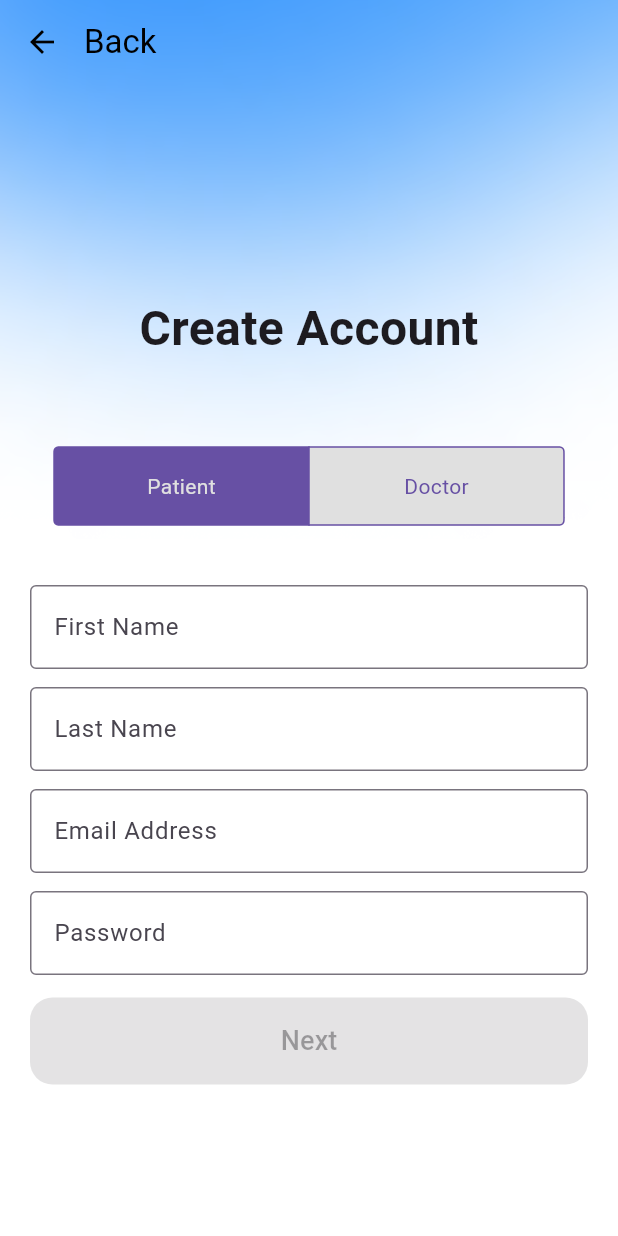
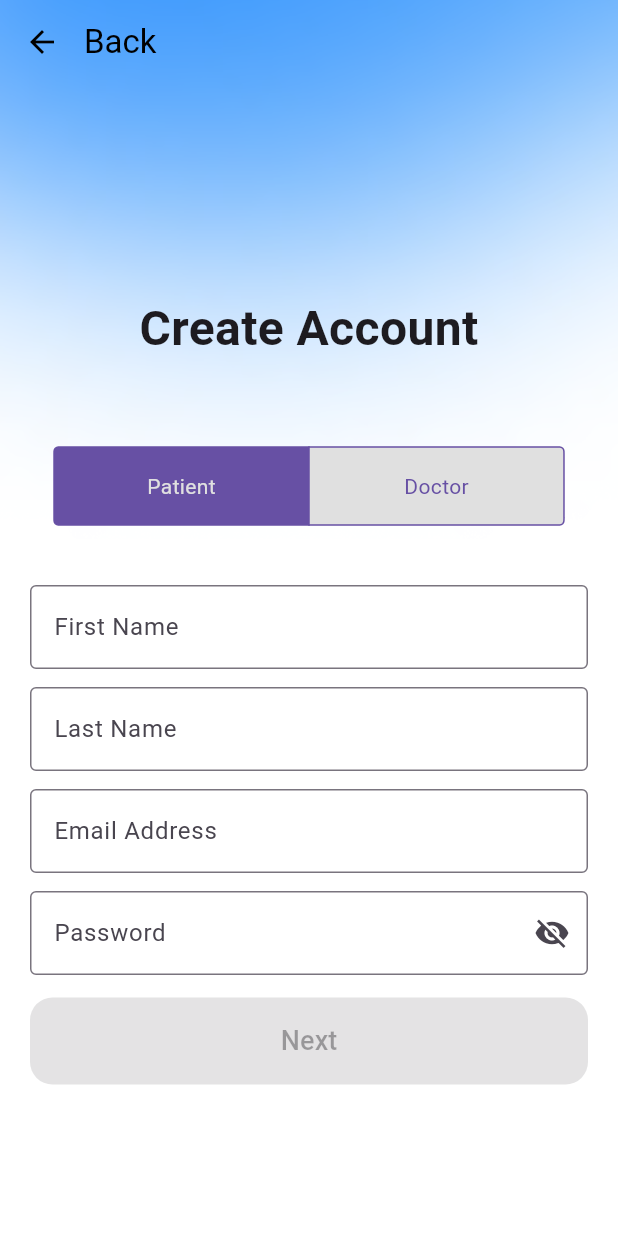
Before and after one commit to Thomas-Chambers/senior_design, a Flutter app: the CreateAccountView screen opened by its route, on a phone screen of 412 x 824 dp. Run offline on Flutter 3.47's test engine with Material 3 defaults, Android fonts, the phone set to English and light mode, and no system bars; our stand-ins replace charts_flutter, cloud_firestore, firebase_auth, firebase_core, flutter_hooks, table_calendar; accounts and stored records are empty.

Commit message:
added show password to create account.

```diff
--- a/lib/views/screens/createaccount_view.dart
+++ b/lib/views/screens/createaccount_view.dart
@@ -20,6 +20,7 @@ class CreateAccountView extends HookWidget {
     final passwordController = useTextEditingController();
     final isPatientState = useState(true);
     final disableButton = useState(true);
+    final passwordVisible = useState(false);
 
     useEffect(() {
       void checkFields() {
@@ -49,14 +50,14 @@ class CreateAccountView extends HookWidget {
       extendBodyBehindAppBar: true, // Make body extend behind AppBar
       appBar: AppBar(
         leading: IconButton(
-          icon: Icon(Icons.arrow_back),
+          icon: const Icon(Icons.arrow_back),
           onPressed: () {
             userViewModel.clearUser();
             Navigator.of(context).pop();
             authViewModel.setErrorMessage("", true);
         }, // This line will handle the back navigation
         ),
-        title: Text('Back'), // Optionally, you can also add a title here
+        title: const Text('Back'), // Optionally, you can also add a title here
         // align the title to the right of the icon
         centerTitle: false,
         titleSpacing: 0,
@@ -92,13 +93,13 @@ class CreateAccountView extends HookWidget {
                   Padding(
                     padding: const EdgeInsets.symmetric(vertical: 16.0),
                     child: CupertinoSegmentedControl<bool>(
-                      children: {
+                      children: const {
                         true: Padding(
-                          padding: const EdgeInsets.symmetric(vertical: 16.0),
+                          padding: EdgeInsets.symmetric(vertical: 16.0),
                           child: Text('Patient'),
                         ),
                         false: Padding(
-                          padding: const EdgeInsets.symmetric(vertical: 16.0),
+                          padding: EdgeInsets.symmetric(vertical: 16.0),
                           child: Text('Doctor'),
                         ),
                       },
@@ -141,11 +142,21 @@ class CreateAccountView extends HookWidget {
                   const SizedBox(height: 12.0),
                   TextField(
                     controller: passwordController,
-                    decoration: const InputDecoration(
+                    decoration: InputDecoration(
                       labelText: 'Password',
-                      border: OutlineInputBorder(),
+                      border: const OutlineInputBorder(),
+                      suffixIcon: IconButton(
+                        icon: Icon(
+                          // Change the icon based on password visibility
+                          passwordVisible.value ? Icons.visibility : Icons.visibility_off,
+                        ),
+                        onPressed: () {
+                          // Update the password visibility state
+                          passwordVisible.value = !passwordVisible.value;
+                        },
+                      ),
                     ),
-                    obscureText: true,
+                    obscureText: !passwordVisible.value,
                   ),
                   const SizedBox(height: 15.0),
                   if(authViewModel.errorMessage.isNotEmpty && !authViewModel.isSignIn)
```
